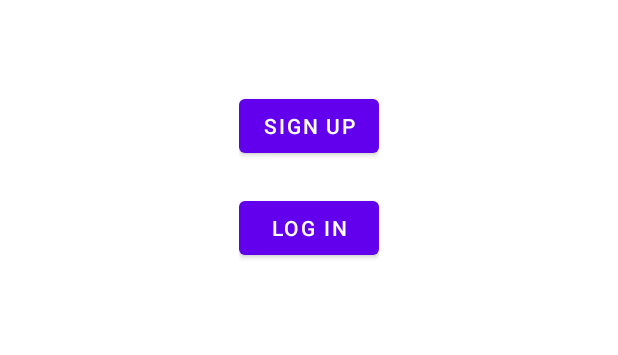
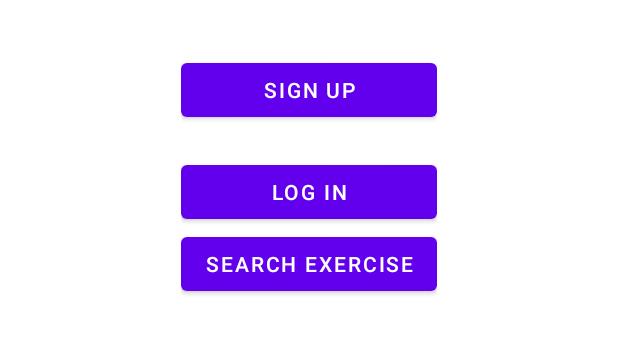
Before and after one commit to Viki4325/fitnics, an Android app: the screen it shows after launch (MainActivity), on a phone screen of 412 x 824 dp, the part 483-838 px from its top. Run offline under Robolectric (Android 15) with nearby library versions, the phone set to English and light mode, and no system bars.

Commit message:
Updated files necessary for the exercise finder feature

```diff
--- a/app/build.gradle
+++ b/app/build.gradle
@@ -36,4 +36,7 @@
     testImplementation 'junit:junit:4.+'
     androidTestImplementation 'androidx.test.ext:junit:1.1.2'
     androidTestImplementation 'androidx.test.espresso:espresso-core:3.3.0'
+
+    implementation 'com.android.support:design:29.0.0'
+
 }
--- a/app/src/main/java/com/group12/fitnics/business/AccessExercises.java
+++ b/app/src/main/java/com/group12/fitnics/business/AccessExercises.java
@@ -55,8 +55,8 @@
     * Sorted Alphabetically by default
     * */
     public List<Exercise> getAllExercise(){
-
-        return exercisePersistence.getExerciseList();
+        List<Exercise> exerciseList = exercisePersistence.getExerciseList();
+        return exerciseList;
     }
 
     public void filter(String[] filterOptionsChose){
--- a/app/src/main/java/com/group12/fitnics/presentation/MainActivity.java
+++ b/app/src/main/java/com/group12/fitnics/presentation/MainActivity.java
@@ -90,4 +90,9 @@
         Intent foodFinder = new Intent(MainActivity.this,SearchFood.class);
         startActivity(foodFinder);
     }
+
+    public void btnSearchExercise(View v) {
+        Intent exerciseFinder = new Intent(MainActivity.this,searchExerciseActivity.class);
+        startActivity(exerciseFinder);
+    }
 }
--- a/app/src/main/res/layout/activity_main.xml
+++ b/app/src/main/res/layout/activity_main.xml
@@ -44,7 +44,14 @@
             android:layout_width="fill_parent"
             android:layout_height="wrap_content"
             android:text="@string/login"
-            android:onClick="btnLogInOnClick"/>
+            android:onClick="btnSearchFood"/>
+
+        <Button
+            android:id="@+id/btnSearchExercise"
+            android:layout_width="fill_parent"
+            android:layout_height="wrap_content"
+            android:text="@string/searchExerciseHint"
+            android:onClick="btnSearchExercise"/>
     </LinearLayout>
 
 
--- a/app/src/main/res/values/strings.xml
+++ b/app/src/main/res/values/strings.xml
@@ -7,4 +7,6 @@
     <string name="fatalError">Fatal Error</string>
     <string name="warning">Warning</string>
 
+
+    <string name="searchExerciseHint">Search Exercise</string>
 </resources>
--- a/build.gradle
+++ b/build.gradle
@@ -16,6 +16,7 @@
     repositories {
         google()
         jcenter()
+
     }
 }
 
```
Also changed, not shown: app/src/main/AndroidManifest.xml (+9 -1 lines), app/src/main/java/com/group12/fitnics/objects/Exercise.java (+0 -11 lines), app/src/main/java/com/group12/fitnics/persistence/ExercisePersistenceStub.java (+14 -8 lines), gradle/wrapper/gradle-wrapper.properties.
